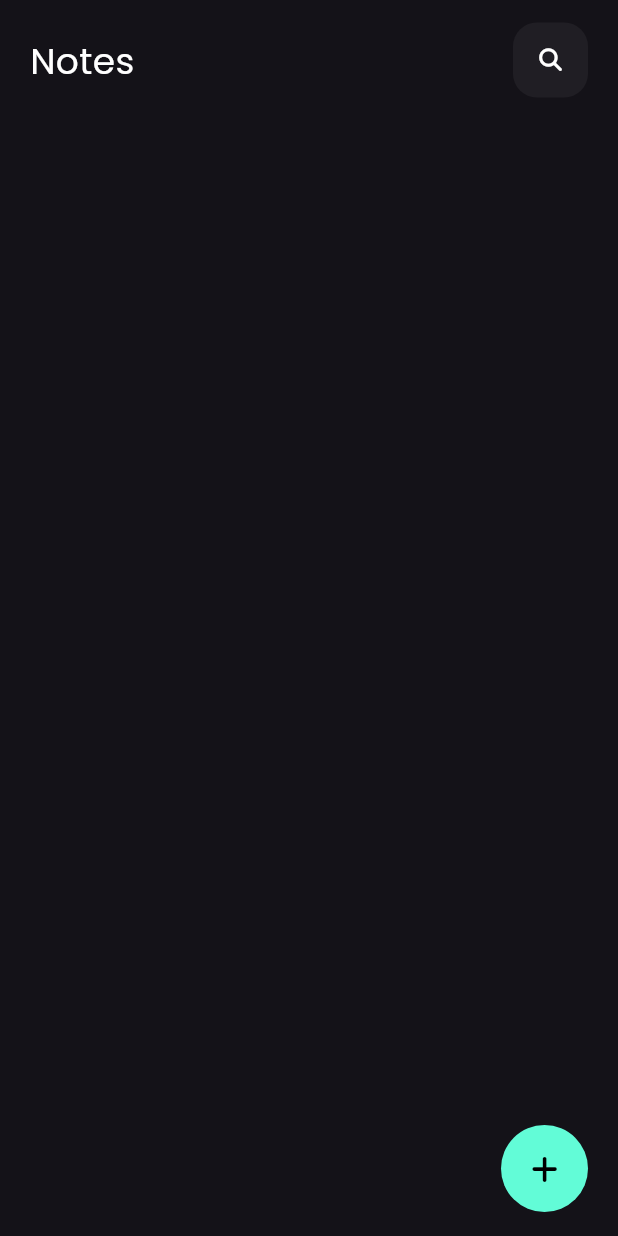
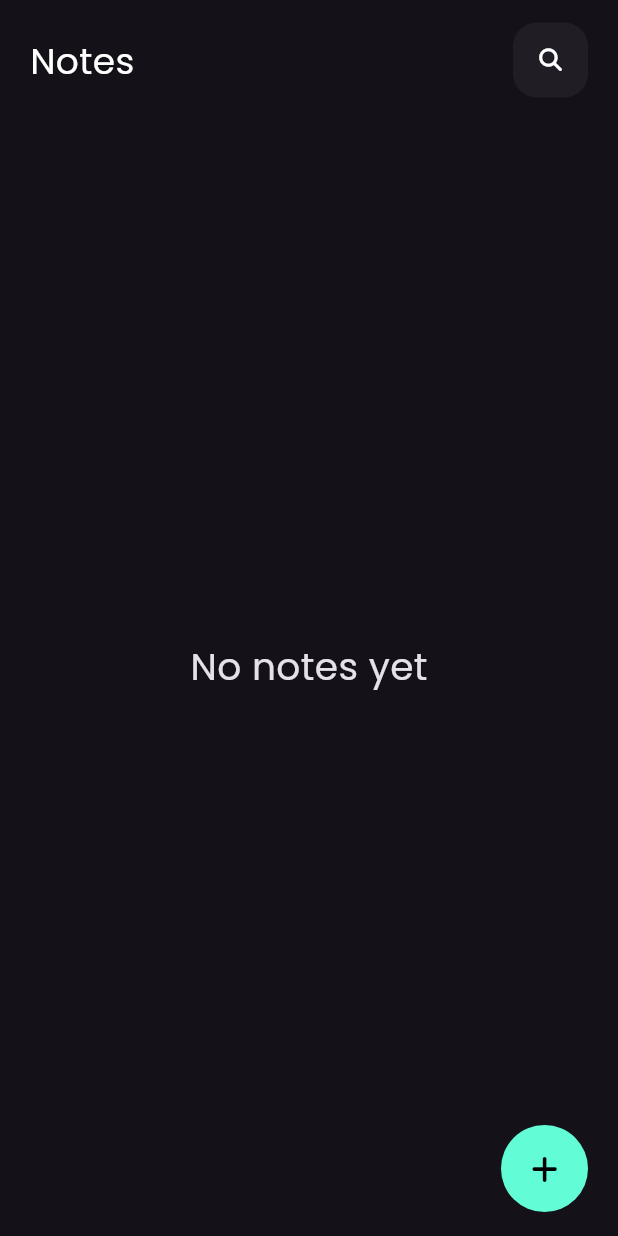
Before and after one commit to ahmed3ab3al/notes_app, a Flutter app: the screen it shows after launch, on a phone screen of 412 x 824 dp. Run offline on Flutter 3.47's test engine with Material 3 defaults, Android fonts, the phone set to English and light mode, and no system bars; our stand-ins replace flutter_bloc, font_awesome_flutter, hive_flutter; accounts and stored records are empty.

Commit message:
refresh notes

```diff
--- /dev/null
+++ b/devtools_options.yaml
@@ -0,0 +1,4 @@
+description: This file stores settings for Dart & Flutter DevTools.
+documentation: https://docs.flutter.dev/tools/devtools/extensions#configure-extension-enablement-states
+extensions:
+  - provider: true
--- a/lib/features/home/presentation/view_models/cubit/read_notes_cubit/read_notes_cubit.dart
+++ b/lib/features/home/presentation/view_models/cubit/read_notes_cubit/read_notes_cubit.dart
@@ -12,5 +12,6 @@ class ReadNotesCubit extends Cubit<ReadNotesState> {
   fetchNotes() {
     var box = Hive.box<NoteMode>('notes_box');
     notes = box.values.toList();
+    emit(ReadNotesSuccess());
   }
 }
--- a/lib/features/home/presentation/view_models/cubit/read_notes_cubit/read_notes_state.dart
+++ b/lib/features/home/presentation/view_models/cubit/read_notes_cubit/read_notes_state.dart
@@ -1,3 +1,4 @@
 abstract class ReadNotesState {}
 
 class ReadNotesInitial extends ReadNotesState {}
+class ReadNotesSuccess extends ReadNotesState {}
--- a/lib/features/home/presentation/views/notes_view.dart
+++ b/lib/features/home/presentation/views/notes_view.dart
@@ -1,6 +1,4 @@
 import 'package:flutter/material.dart';
-import 'package:flutter_bloc/flutter_bloc.dart';
-import 'package:notes_app/features/home/presentation/view_models/cubit/read_notes_cubit/read_notes_cubit.dart';
 import 'package:notes_app/features/home/presentation/views/widgets/custom_floating_button.dart';
 import 'package:notes_app/features/home/presentation/views/widgets/custom_note_sheet.dart';
 import 'package:notes_app/features/home/presentation/views/widgets/notes_view_body.dart';
@@ -10,9 +8,7 @@ class NotesView extends StatelessWidget {
 
   @override
   Widget build(BuildContext context) {
-    return BlocProvider(
-      create: (context) => ReadNotesCubit(),
-      child: Scaffold(
+    return Scaffold(
         body: const NotesViewBody(),
         floatingActionButton: CustomFloatingButton(
           onTap: () {
@@ -28,7 +24,6 @@ class NotesView extends StatelessWidget {
             );
           },
         )
-      ),
     );
   }
 }
--- a/lib/features/home/presentation/views/widgets/custom_note_sheet.dart
+++ b/lib/features/home/presentation/views/widgets/custom_note_sheet.dart
@@ -7,6 +7,7 @@ import 'package:notes_app/core/widgets/custom_text_form_field.dart';
 import 'package:notes_app/features/home/data/models/note_model.dart';
 import 'package:notes_app/features/home/presentation/view_models/cubit/add_notes_cubit/add_note_cubit.dart';
 import 'package:notes_app/features/home/presentation/view_models/cubit/add_notes_cubit/add_note_state.dart';
+import 'package:notes_app/features/home/presentation/view_models/cubit/read_notes_cubit/read_notes_cubit.dart';
 import 'package:notes_app/features/home/presentation/views/widgets/custom_Button.dart';
 
 class CustomNoteSheet extends StatefulWidget {
@@ -39,6 +40,8 @@ class _CustomNoteSheetState extends State<CustomNoteSheet> {
           }
           if (state is AddNoteSuccess) {
             Navigator.pop(context);
+            ReadNotesCubit.get(context).fetchNotes();
+
           }
         },
         builder: (context, state) {
--- a/lib/features/home/presentation/views/widgets/custom_notes_list_view.dart
+++ b/lib/features/home/presentation/views/widgets/custom_notes_list_view.dart
@@ -15,7 +15,10 @@ class CustomNotesListView extends StatelessWidget {
         List<NoteMode> notes =ReadNotesCubit.get(context).notes!;
         return Padding(
           padding: const EdgeInsets.symmetric(vertical: 14),
-          child: ListView.builder(
+          child: notes.isEmpty ? const Center(child: Text('No notes yet',
+          style: TextStyle(
+            fontSize: 25
+          ),)) : ListView.builder(
             itemCount: notes.length,
             itemBuilder: (BuildContext context, int index) {
               return  Padding(
--- a/lib/main.dart
+++ b/lib/main.dart
@@ -3,6 +3,7 @@ import 'package:flutter_bloc/flutter_bloc.dart';
 import 'package:hive_flutter/hive_flutter.dart';
 import 'package:notes_app/core/bloc/bloc_observer.dart';
 import 'package:notes_app/features/home/data/models/note_model.dart';
+import 'package:notes_app/features/home/presentation/view_models/cubit/read_notes_cubit/read_notes_cubit.dart';
 import 'package:notes_app/features/home/presentation/views/notes_view.dart';
 
 void main() async {
@@ -20,13 +21,16 @@ class MyApp extends StatelessWidget {
 
   @override
   Widget build(BuildContext context) {
-    return  MaterialApp(
+    return BlocProvider(
+      create: (context) => ReadNotesCubit(),
+      child: MaterialApp(
         debugShowCheckedModeBanner: false,
         theme: ThemeData(
           fontFamily: 'Poppins',
           brightness: Brightness.dark,
         ),
         home: const NotesView(),
-      );
+      ),
+    );
   }
 }
```
Lines whose indentation alone changed are shown as unchanged.
